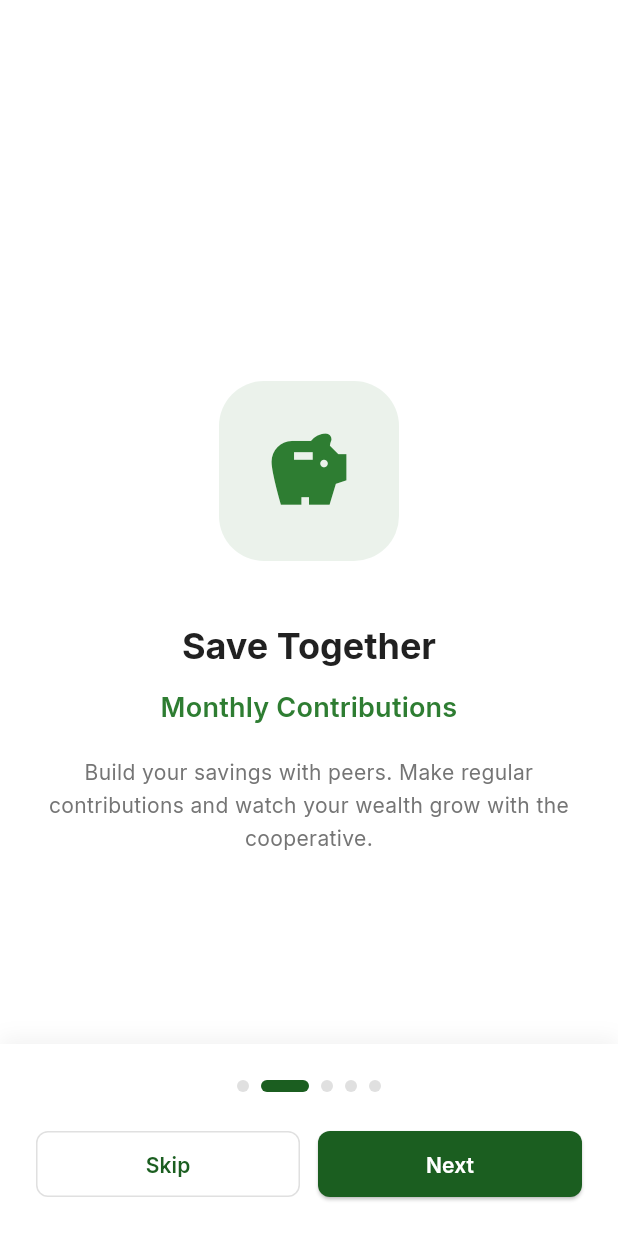
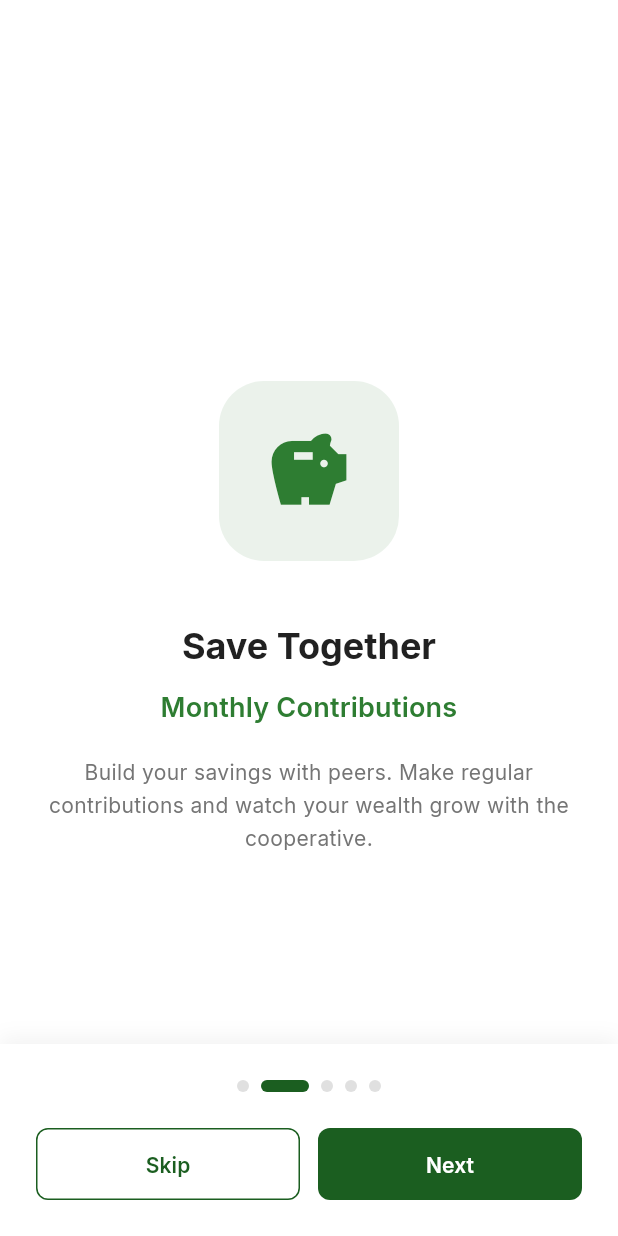
Before and after one commit to coopvestafrica-ops/coopV, a Flutter app: the screen it shows after launch, swiped to page 2, on a phone screen of 412 x 824 dp. Run offline on Flutter 3.47's test engine with Material 3 defaults, Android fonts, the phone set to English and light mode, and no system bars; drawn by our look-alikes of flutter_animate; our stand-ins replace connectivity_plus, dio, equatable, firebase_messaging, flutter_local_notifications, flutter_riverpod and 5 more; missing offline and left inert: mobile_scanner; accounts and stored records are empty; network calls fail.

Commit message:
Fix: type cast errors, text input visibility, button clickability, and OTP email verification

```diff
--- a/lib/presentation/screens/auth/welcome_screen.dart
+++ b/lib/presentation/screens/auth/welcome_screen.dart
@@ -1,6 +1,7 @@
 import 'package:flutter/material.dart';
 import 'package:flutter_animate/flutter_animate.dart';
 import '../../../config/theme_config.dart';
+import '../../widgets/common/buttons.dart';
 
 /// Welcome Screen - Entry point for new users
 class WelcomeScreen extends StatefulWidget {
@@ -129,17 +130,11 @@ class _WelcomeScreenState extends State<WelcomeScreen> {
                       // Skip Button
                       if (_currentPage < slides.length - 1)
                         Expanded(
-                          child: OutlinedButton(
+                          child: SecondaryButton(
+                            label: 'Skip',
                             onPressed: () {
                               Navigator.of(context).pushReplacementNamed('/login');
                             },
-                            style: OutlinedButton.styleFrom(
-                              padding: const EdgeInsets.symmetric(vertical: 12),
-                              side: const BorderSide(
-                                color: CoopvestColors.lightGray,
-                              ),
-                            ),
-                            child: const Text('Skip'),
                           ),
                         ),
                       if (_currentPage < slides.length - 1)
@@ -147,7 +142,10 @@ class _WelcomeScreenState extends State<WelcomeScreen> {
 
                       // Next/Get Started Button
                       Expanded(
-                        child: ElevatedButton(
+                        child: PrimaryButton(
+                          label: _currentPage == slides.length - 1
+                              ? 'Get Started'
+                              : 'Next',
                           onPressed: () {
                             if (_currentPage == slides.length - 1) {
                               Navigator.of(context).pushReplacementNamed('/login');
@@ -158,11 +156,6 @@ class _WelcomeScreenState extends State<WelcomeScreen> {
                               );
                             }
                           },
-                          child: Text(
-                            _currentPage == slides.length - 1
-                                ? 'Get Started'
-                                : 'Next',
-                          ),
                         ),
                       ),
                     ],
--- a/lib/presentation/screens/loan/loan_dashboard_screen.dart
+++ b/lib/presentation/screens/loan/loan_dashboard_screen.dart
@@ -71,7 +71,7 @@ class LoanDashboardScreen extends ConsumerWidget {
                   Expanded(
                     child: _buildStatCard(
                       'Total Borrowed',
-                      '₦${(_quickStats['totalBorrowed'] as double).toStringAsFixed(0)}',
+                      '₦${(_quickStats['totalBorrowed'] as num).toDouble().toStringAsFixed(0)}',
                       Icons.account_balance,
                       CoopvestColors.primary,
                     ),
@@ -84,7 +84,7 @@ class LoanDashboardScreen extends ConsumerWidget {
                   Expanded(
                     child: _buildStatCard(
                       'Total Repaid',
-                      '₦${(_quickStats['totalRepaid'] as double).toStringAsFixed(0)}',
+                      '₦${(_quickStats['totalRepaid'] as num).toDouble().toStringAsFixed(0)}',
                       Icons.payments,
                       CoopvestColors.info,
                     ),
--- a/lib/presentation/screens/loan/loan_details_screen.dart
+++ b/lib/presentation/screens/loan/loan_details_screen.dart
@@ -322,7 +322,7 @@ class LoanDetailsScreen extends ConsumerWidget {
               ),
             ),
             Text(
-              '\u20a6${(installment['amount'] as double).formatNumber()}',
+              '\u20a6${(installment['amount'] as num).toDouble().formatNumber()}',
               style: CoopvestTypography.bodyMedium.copyWith(
                 fontWeight: FontWeight.w600,
                 color: statusColor,
--- a/lib/presentation/screens/rollover/rollover_eligibility_screen.dart
+++ b/lib/presentation/screens/rollover/rollover_eligibility_screen.dart
@@ -79,7 +79,7 @@ class RolloverEligibilityScreen extends ConsumerWidget {
 
   Widget _buildLoanSummaryCard(Loan loan) {
     final outstandingBalance = loan.amount - (loan.totalRepayment * 0.65);
-    final repaymentPercentage = ((loan.totalRepayment / loan.amount * 100).clamp(0, 100) as double);
+    final repaymentPercentage = ((loan.totalRepayment / loan.amount * 100).clamp(0, 100)).toDouble();
 
     return Card(
       elevation: 2,
```
Also changed, not shown: lib/presentation/screens/loan/loan_application_screen.dart (+4 -4 lines), lib/presentation/widgets/common/inputs.dart (+6 -2 lines), 1 other file.
